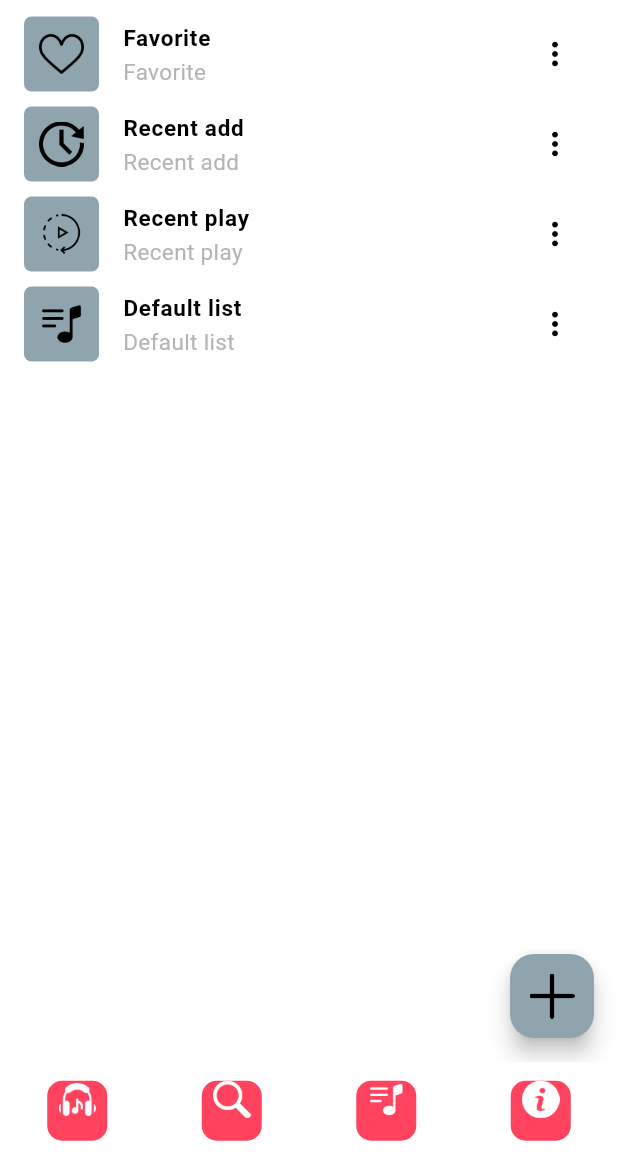
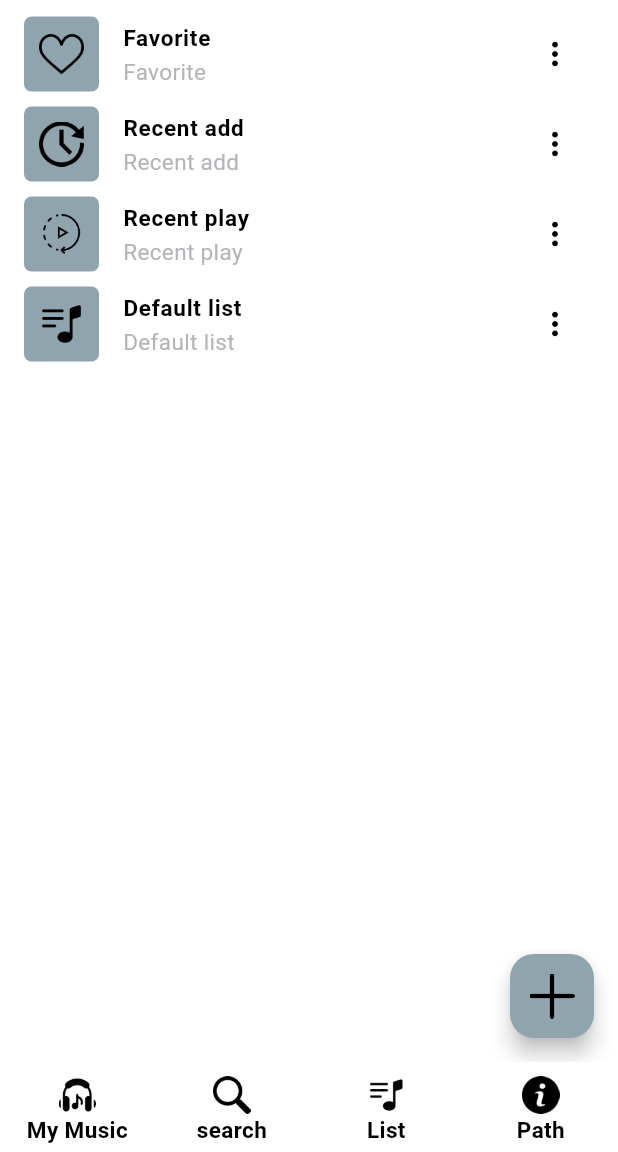
Before and after one commit to AmirDevD12/Music-Player, a Flutter app: the screen it shows after launch, swiped to page 3, on a phone screen of 412 x 824 dp, the part 84-1236 px from its top. Run offline on Flutter 3.47's test engine with Material 3 defaults, Android fonts, the phone set to English and light mode, and no system bars; our stand-ins replace bloc, flutter_bloc, get_it, google_fonts, hive, hive_flutter and 5 more; missing offline and left inert: checkbox_formfield; accounts and stored records are empty; Roboto replaces fonts that are missing (Ubuntu, ibm); project files that could hold a hidden picture were left out.

```diff
--- a/lib/core/card_widget.dart
+++ b/lib/core/card_widget.dart
@@ -22,21 +22,17 @@ class _CardWidgetState extends State<CardWidget> {
   Widget build(BuildContext context) {
 
     return   Container(
-      width: 40,
-      height: 40,
-      decoration: const BoxDecoration(
-          color:  Color(0xffff435e),
-          borderRadius: BorderRadius.all(Radius.circular(10))
-      ),
+      width: 70,
+      height: 60,
       child: Column(mainAxisAlignment: MainAxisAlignment.center,
         children: [
           Image.asset(
             widget.path,
-            color: Colors.white,
+            color: Colors.black,
             width: 25,
             height: 25,
           ),
-          Text(text,style: MyThemes().title(context),)
+          Text(widget.text,style: MyThemes().title(context),)
         ],
       ),
     );
--- a/lib/screen/list_song.dart
+++ b/lib/screen/list_song.dart
@@ -19,6 +19,7 @@ import 'package:just_audio/just_audio.dart';
 import 'package:on_audio_query/on_audio_query.dart';
 import 'package:provider/provider.dart';
 import 'package:share_plus/share_plus.dart';
+
 import '../model/songs_model.dart';
 import 'bottum_navigation/list_song_bottomnav.dart';
 
```
Also changed, not shown: pubspec.lock.
